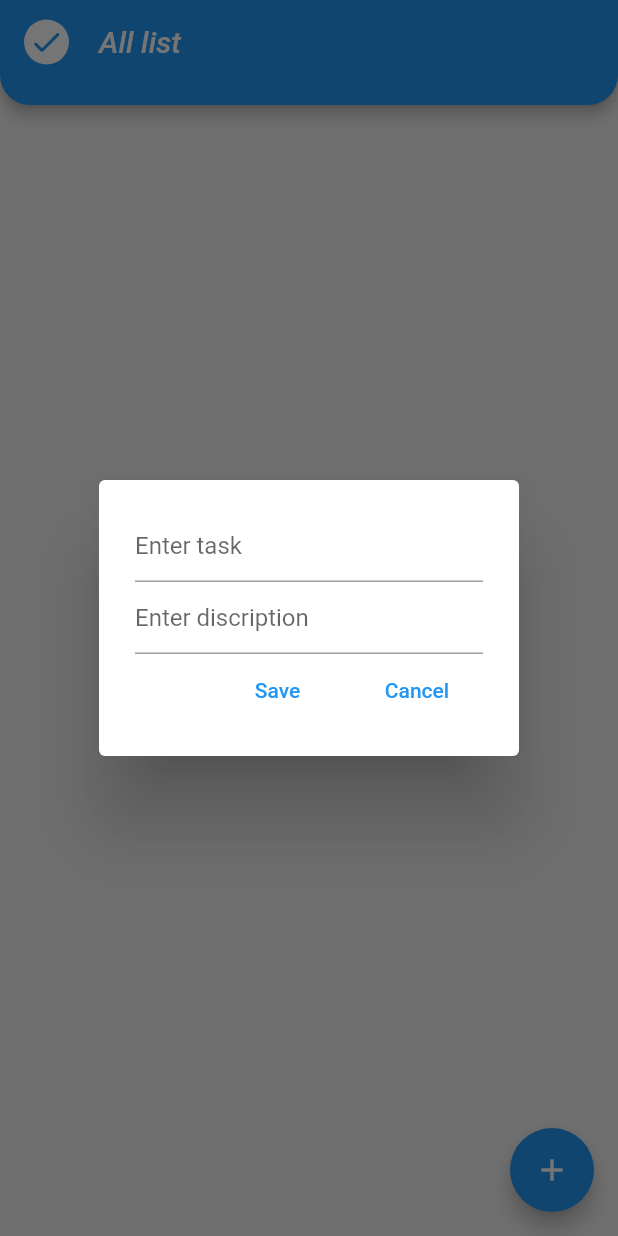
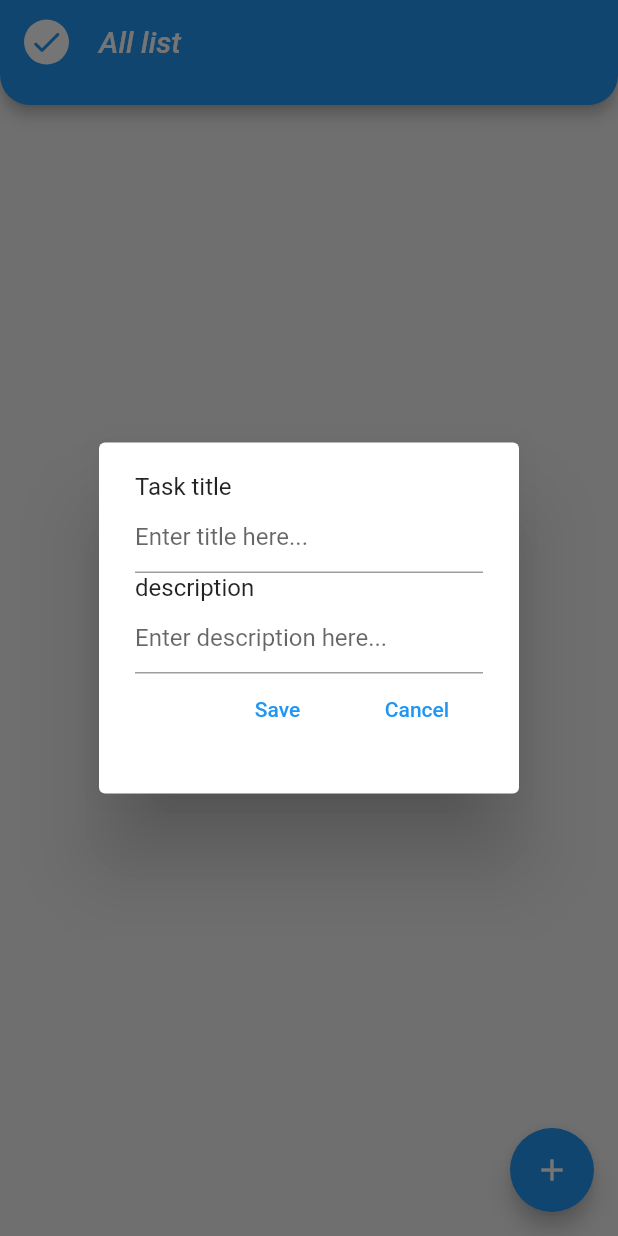
Before and after one commit to Samandar63/Todolist, a Flutter app: the screen it shows after launch, after a tap on the "add" icon, on a phone screen of 412 x 824 dp. Run offline on Flutter 3.47's test engine with Material 2 defaults, Android fonts, the phone set to English and light mode, and no system bars; our stand-ins replace flutter_slidable, hive, hive_flutter; accounts and stored records are empty.

Commit message:
second change

```diff
--- a/lib/pages/home_page.dart
+++ b/lib/pages/home_page.dart
@@ -26,7 +26,7 @@ class _HomePageState extends State<HomePage> {
 
 
   // Tap checkedBox fuction
-  void checkedBoxChanged(int index){
+  void checkedBoxChanged(bool? value,int index){
     setState(() {
       db.toDoList[index][2] =! db.toDoList[index][2];
     });
@@ -149,6 +149,7 @@ class _HomePageState extends State<HomePage> {
       ? Container(
         child: Center(child: Text("No tasks yet", style: TextStyle(fontSize: 20, fontWeight: FontWeight.bold, color: Colors.white),)),
       )
+
       // if there are tasks
       :SlidableAutoCloseBehavior(
         child: ListView.builder(
@@ -159,7 +160,7 @@ class _HomePageState extends State<HomePage> {
               taskName: db.toDoList[index][0],
               taskDifination: db.toDoList[index][1],
               isChecked: db.toDoList[index][2],
-              tapCheckedBox: (value) => checkedBoxChanged(index),
+              tapCheckedBox: (value) => checkedBoxChanged(value,index),
               deleteFunction: (context) => deleteTask(index),
               editFunction: (context) => editOrCreateMenu(index),
 
--- a/lib/utils/dialog_box.dart
+++ b/lib/utils/dialog_box.dart
@@ -20,21 +20,26 @@ class DialogBox extends StatelessWidget {
 
     return AlertDialog(
           content: Container(
-            height: 140,
+            height: 190,
             child: Column(
-              mainAxisAlignment: MainAxisAlignment.spaceEvenly,
+              crossAxisAlignment: CrossAxisAlignment.start,
               children: [
+
+                Text("Task title"),
+
                 TextField(
                   controller: taskController,
                   decoration: InputDecoration(
-                    hintText: "Enter task",
+                    hintText: "Enter title here...",
                   ),
                 ),
+
+                Text("description"),
 
                 TextField(
                   controller: discriptionController,
                   decoration: InputDecoration(
-                    hintText: "Enter discription",
+                    hintText: "Enter description here...",
                   ),
                 ),
 
--- a/lib/utils/todo_tile.dart
+++ b/lib/utils/todo_tile.dart
@@ -57,11 +57,9 @@ class ToDoTile extends StatelessWidget {
                   color: Color.fromARGB(192, 255, 255, 255),
                   borderRadius: BorderRadius.circular(10),
                 ),
-
-                child: Center(
                   child: ListTile(
                     leading: Checkbox(
-                              value:isChecked ,
+                              value: isChecked ,
                               onChanged: tapCheckedBox,
                               activeColor: Colors.green,),
 
@@ -71,7 +69,7 @@ class ToDoTile extends StatelessWidget {
 
                     subtitle:Text(taskDifination) ,
                   ),
-                )
+
 
               ),
       ),
```
Also changed, not shown: lib/utils/dimensions.dart (added).
